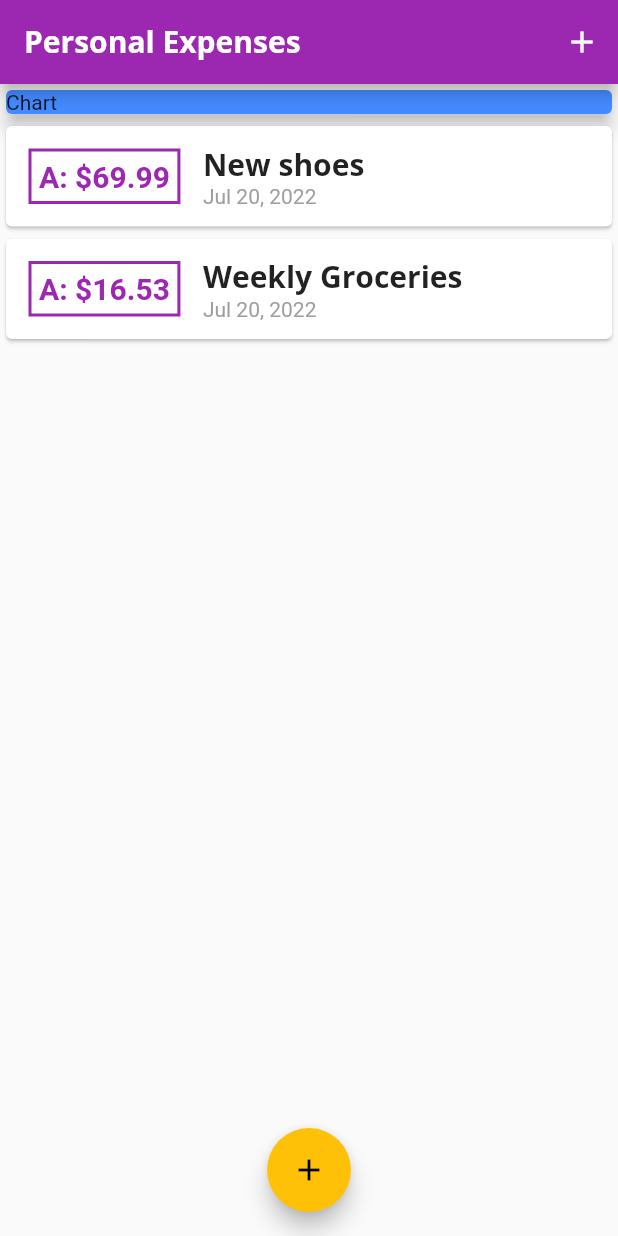
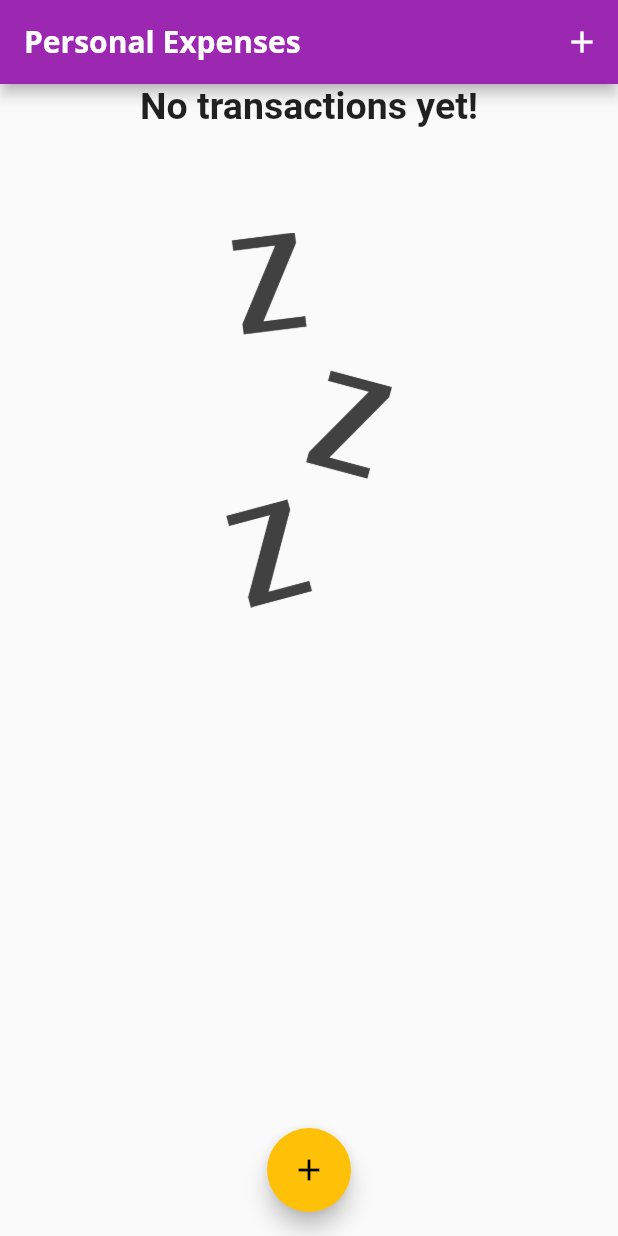
Before and after one commit to Mikhael-apps/personalexpensive, a Flutter app: the screen it shows after launch, on a phone screen of 412 x 824 dp. Run offline on Flutter 3.47's test engine with Material 2 defaults, Android fonts, the light colour scheme and no system bars; Roboto replaces fonts that are missing (Open Sans).

Commit message:
Image configuration
Configuration images in application and use the if for empty or not empty transactions

```diff
--- a/lib/main.dart
+++ b/lib/main.dart
@@ -39,13 +39,13 @@ class MyHomePage extends StatefulWidget {
 
 class _MyHomePageState extends State<MyHomePage> {
  final List<Transaction> _transactions = [
-    Transaction(
-        id: 't1', title: 'New shoes', amount: 69.99, date: DateTime.now()),
-    Transaction(
-        id: 't2',
-        title: 'Weekly Groceries',
-        amount: 16.53,
-        date: DateTime.now()),
+    // Transaction(
+    //     id: 't1', title: 'New shoes', amount: 69.99, date: DateTime.now()),
+    // Transaction(
+    //     id: 't2',
+    //     title: 'Weekly Groceries',
+    //     amount: 16.53,
+    //     date: DateTime.now()),
   ];
 
   void _addNewTransaction(String txTitle, double txAmount) {
@@ -84,7 +84,19 @@ class _MyHomePageState extends State<MyHomePage> {
           ],
         ),
         body:  SingleChildScrollView(
-          child: Column(
+          child: _transactions.isEmpty ?
+            Column(
+              children: <Widget>[
+                Text('No transactions yet!', style: TextStyle(fontSize: 25, fontWeight: FontWeight.bold),),
+                SizedBox(height: 20,),
+                Container(
+                  margin: EdgeInsets.only(top: 50),
+                  alignment: Alignment.topCenter,
+                  height: 250,
+                  child: Image.asset('assets/images/waiting.png', fit: BoxFit.cover,)),
+              ],
+            ) :
+           Column(
               mainAxisAlignment: MainAxisAlignment.start,
               // crossAxisAlignment: CrossAxisAlignment.stretch,
               children: [
--- a/pubspec.yaml
+++ b/pubspec.yaml
@@ -59,8 +59,8 @@ flutter:
   uses-material-design: true
 
   # To add assets to your application, add an assets section, like this:
-  # assets:
-  #   - images/a_dot_burr.jpeg
+  assets:
+    - assets/images/waiting.png
   #   - images/a_dot_ham.jpeg
 
   # An image asset can refer to one or more resolution-specific "variants", see
```
Also changed, not shown: assets/images/waiting.png (added).
